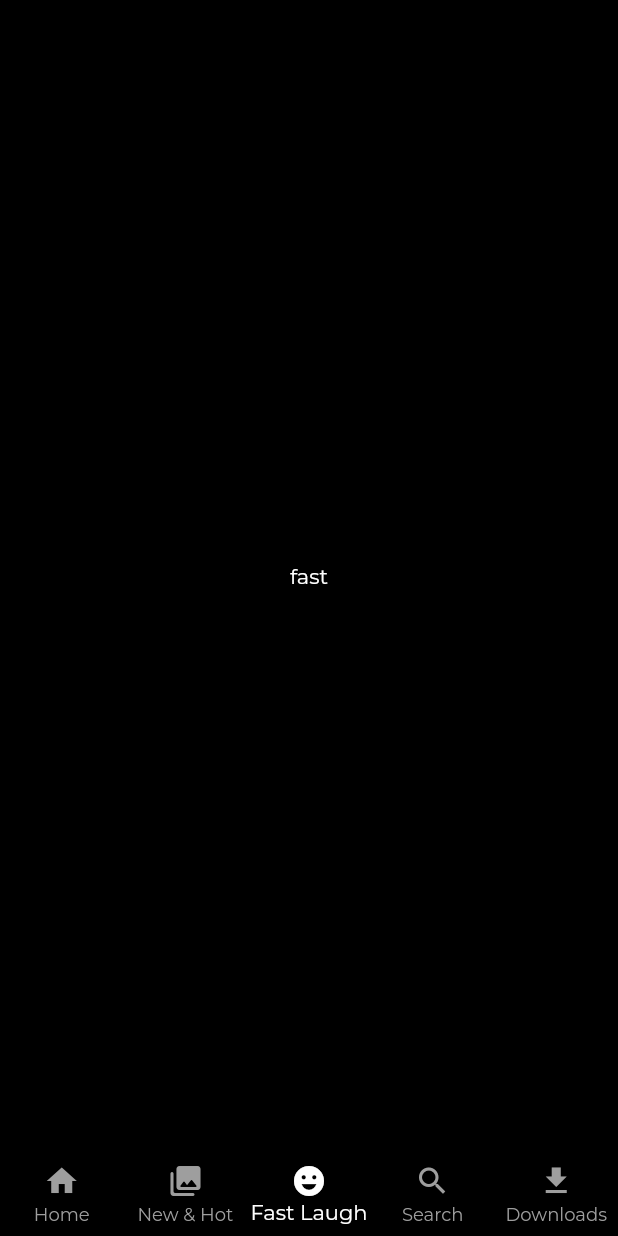
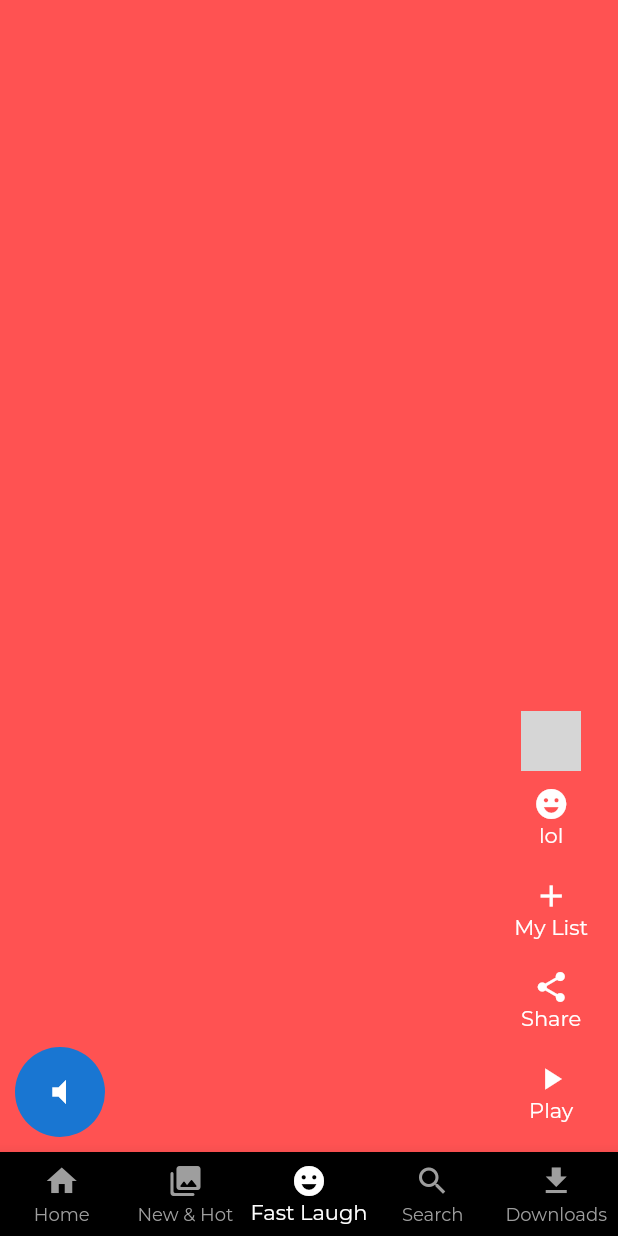
Before and after one commit to JIJUSJACOB/netflix-clone, a Flutter app: the screen it shows after launch, item 3 of the bottom bar chosen, on a phone screen of 412 x 824 dp. Run offline on Flutter 3.47's test engine with Material 2 defaults, Android fonts, the phone set to English and light mode, and no system bars; our stand-ins replace bloc, dartz, dio, flutter_bloc, freezed_annotation, get_it and 2 more; network calls fail; grey boxes are pictures that could not be loaded.

Commit message:
added ui for fast laugh and search tabs

```diff
--- a/lib/presentation/fast_laughs/screen_fast_laughs.dart
+++ b/lib/presentation/fast_laughs/screen_fast_laughs.dart
@@ -1,12 +1,19 @@
 import 'package:flutter/material.dart';
+import 'package:netflix_app/presentation/fast_laughs/widgets/video_list_item.dart';
 
 class ScreenFastLaughs extends StatelessWidget {
-  const ScreenFastLaughs({ Key? key }) : super(key: key);
+  const ScreenFastLaughs({Key? key}) : super(key: key);
 
   @override
   Widget build(BuildContext context) {
     return Scaffold(
-      body: Center(child: Text("fast")),
+      body: SafeArea(
+          child: PageView(
+              scrollDirection: Axis.vertical,
+              children: List.generate(
+                10,
+                (index) => VideoListItem(index: index),
+              ))),
     );
   }
 }
--- /dev/null
+++ b/lib/presentation/fast_laughs/widgets/video_list_item.dart
@@ -0,0 +1,92 @@
+import 'package:flutter/material.dart';
+
+class VideoListItem extends StatelessWidget {
+  final int index;
+  VideoListItem({
+    Key? key,
+    required this.index,
+  }) : super(key: key);
+
+  @override
+  Widget build(BuildContext context) {
+    return Stack(
+      children: [
+        Container(
+          color: Colors.accents[index % Colors.accents.length],
+        ),
+        Align(
+          alignment: Alignment.bottomCenter,
+          child: Padding(
+            padding: const EdgeInsets.symmetric(horizontal: 10, vertical: 10),
+            child: Row(
+                mainAxisAlignment: MainAxisAlignment.spaceBetween,
+                crossAxisAlignment: CrossAxisAlignment.end,
+                children: [
+                  //left side
+                  CircleAvatar(
+                    radius: 30,
+                    child: IconButton(
+                      onPressed: () {},
+                      icon: const Icon(Icons.volume_mute),
+                    ),
+                  ),
+
+                  //right side
+                  Column(
+                    mainAxisAlignment: MainAxisAlignment.end,
+                    children: [
+                      CircleAvatar(
+                        backgroundImage: NetworkImage(
+                            "https://www.themoviedb.org/t/p/w600_and_h900_bestv2/d26S5EfVXLNxRXqyFy1yyl3qRq3.jpg"),
+                      ),
+                      VideoActions(
+                        icon: Icons.emoji_emotions,
+                        title: "lol",
+                      ),
+                      VideoActions(
+                        icon: Icons.add,
+                        title: "My List",
+                      ),
+                      VideoActions(
+                        icon: Icons.share,
+                        title: "Share",
+                      ),
+                      VideoActions(
+                        icon: Icons.play_arrow,
+                        title: "Play",
+                      ),
+                    ],
+                  ),
+                ]),
+          ),
+        ),
+      ],
+    );
+  }
+}
+
+class VideoActions extends StatelessWidget {
+  final IconData icon;
+  final String title;
+  const VideoActions({
+    Key? key,
+    required this.icon,
+    required this.title,
+  }) : super(key: key);
+
+  @override
+  Widget build(BuildContext context) {
+    return Padding(
+      padding: const EdgeInsets.symmetric(horizontal: 10, vertical: 10),
+      child: Column(
+        children: [
+          Icon(
+            icon,
+            color: Colors.white,
+          ),
+          Text(title),
+        ],
+      ),
+    );
+  }
+}
--- a/pubspec.yaml
+++ b/pubspec.yaml
@@ -38,6 +38,7 @@ dependencies:
   injectable: ^1.5.3
   json_annotation: ^4.5.0
   json_serializable: ^6.2.0
+  video_player: ^2.4.4
 
 dev_dependencies:
   build_runner: ^2.1.11
```
Also changed, not shown: lib/presentation/search/screen_search.dart (+10 -2 lines), lib/presentation/search/widgets/search_idle.dart (added, +69 -0 lines), lib/presentation/search/widgets/search_result.dart (added, +50 -0 lines), pubspec.lock, 1 other file.
